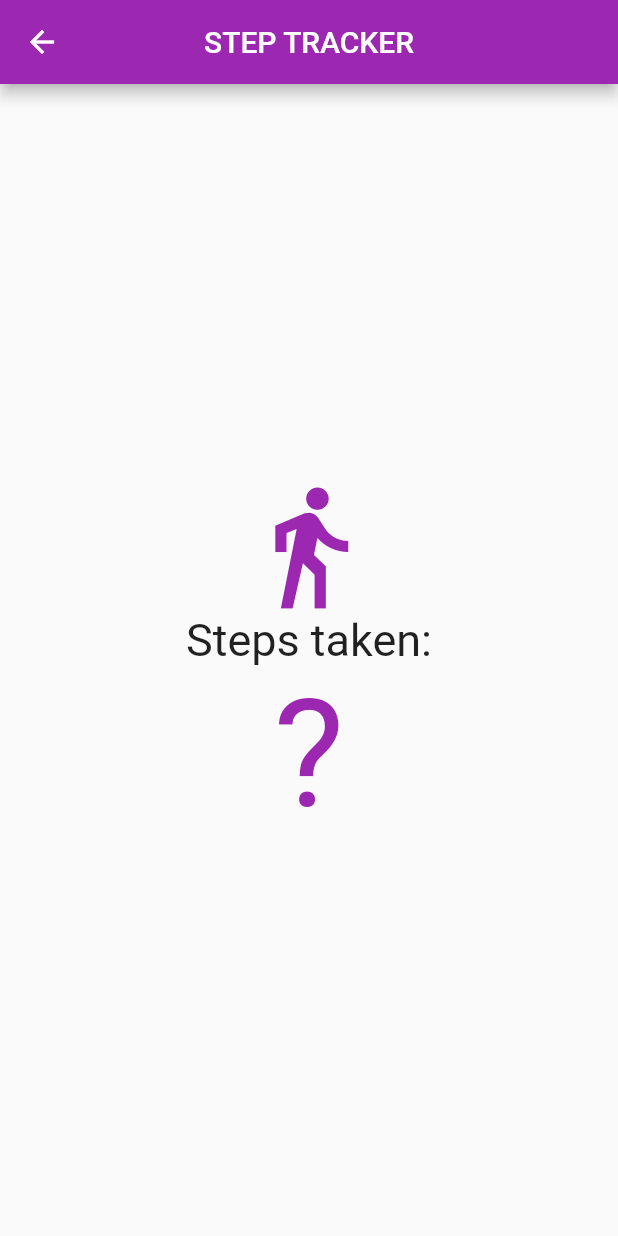
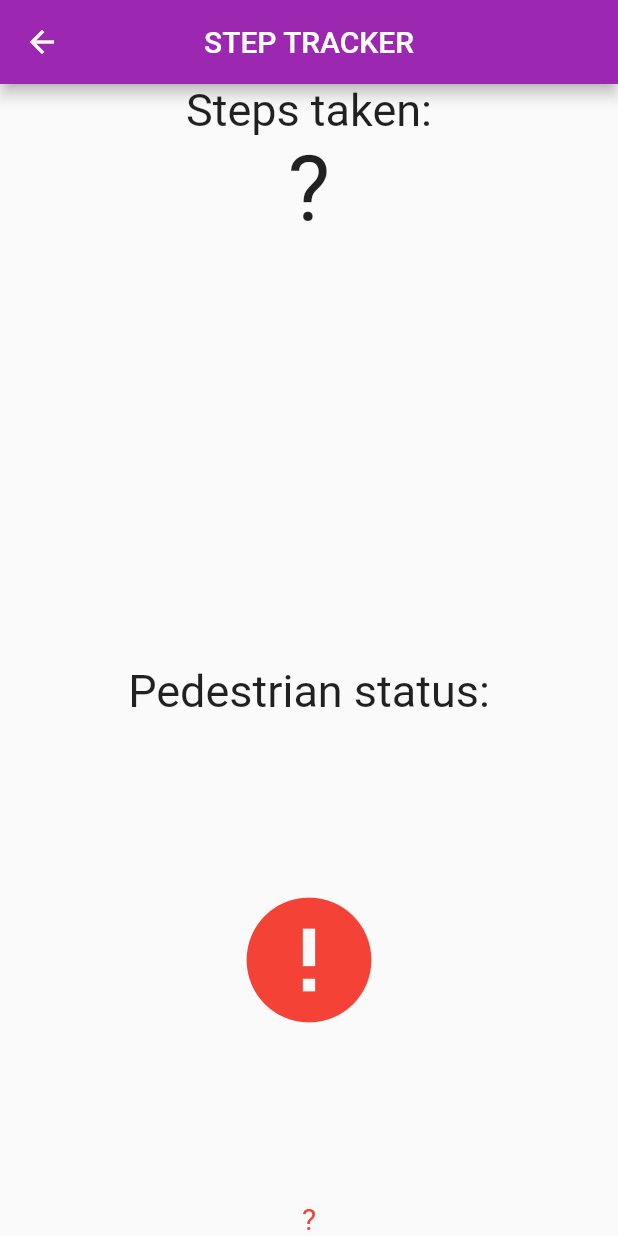
Before and after one commit to NidhiBhanushali3701/Fooducate-App, a Flutter app: the HomeScreen screen opened by its route, item 2 of the bottom bar chosen, on a phone screen of 412 x 824 dp. Run offline on Flutter 3.47's test engine with Material 2 defaults, Android fonts, the light colour scheme and no system bars; our stand-ins replace firebase_auth, firebase_core, font_awesome_flutter, google_sign_in, modal_progress_hud, pedometer; accounts and stored records are empty.

Commit message:
Step Tracker Updated

```diff
--- a/lib/main.dart
+++ b/lib/main.dart
@@ -13,6 +13,7 @@ import 'package:firebase_auth/firebase_auth.dart';
 import 'dart:async';
 import 'package:fooducate/app_user.dart';
 import 'trackers/step_tracker.dart';
+import 'package:http/http.dart';
 
 void main() async {
   WidgetsFlutterBinding.ensureInitialized();
@@ -22,7 +23,7 @@ void main() async {
       visualDensity: VisualDensity.adaptivePlatformDensity,
     ),
     //initialRoute: StartScreen.id,
-    initialRoute: StartScreen.id,
+    initialRoute: StepTracker.id,
     routes: {
       StartScreen.id: (context) {
         return StartScreen();
--- a/lib/trackers/step_tracker.dart
+++ b/lib/trackers/step_tracker.dart
@@ -2,7 +2,7 @@ import '../tracker.dart';
 import 'package:flutter/material.dart';
 import 'package:pedometer/pedometer.dart';
 import 'dart:async';
-
+/*
 class StepTracker extends StatefulWidget {
   static String id = 'StepTracker';
   @override
@@ -79,3 +79,117 @@ class _StepTrackerState extends State<StepTracker> with Tracker {
     );
   }
 }
+*/
+//here
+class StepTracker extends StatefulWidget {
+  static String id = 'StepTracker';
+  @override
+  _StepTrackerState createState() => _StepTrackerState();
+}
+
+class _StepTrackerState extends State<StepTracker> with Tracker{
+  Stream<StepCount> _stepCountStream;
+  Stream<PedestrianStatus> _pedestrianStatusStream;
+  String _status = '?', _steps = '?';
+
+  @override
+  void initState() {
+    super.initState();
+    initPlatformState();
+  }
+
+  void onStepCount(StepCount event) {
+    print(event);
+    setState(() {
+      _steps = event.steps.toString();
+    });
+  }
+
+  void onPedestrianStatusChanged(PedestrianStatus event) {
+    print(event);
+    setState(() {
+      _status = event.status;
+    });
+  }
+
+  void onPedestrianStatusError(error) {
+    print('onPedestrianStatusError: $error');
+    setState(() {
+      _status = 'Pedestrian Status not available';
+    });
+    print(_status);
+  }
+
+  void onStepCountError(error) {
+    print('onStepCountError: $error');
+    setState(() {
+      _steps = 'Step Count not available';
+    });
+  }
+
+  void initPlatformState() {
+    _pedestrianStatusStream = Pedometer.pedestrianStatusStream;
+    _pedestrianStatusStream
+        .listen(onPedestrianStatusChanged)
+        .onError(onPedestrianStatusError);
+
+    _stepCountStream = Pedometer.stepCountStream;
+    _stepCountStream.listen(onStepCount).onError(onStepCountError);
+
+    if (!mounted) return;
+  }
+
+  @override
+  Widget build(BuildContext context) {
+    return Scaffold(
+        appBar: AppBar(
+          centerTitle: true,
+          leading: null,
+          title: const Text('STEP TRACKER'),
+          backgroundColor: Colors.purple,
+        ),
+        body: Center(
+          child: Column(
+            mainAxisAlignment: MainAxisAlignment.center,
+            children: <Widget>[
+              Text(
+                'Steps taken:',
+                style: TextStyle(fontSize: 30),
+              ),
+              Expanded(
+                child: Text(
+                  _steps,
+                  style: TextStyle(fontSize: 60),
+                ),
+              ),
+              SizedBox(
+                height: 30,
+              ),
+              Text(
+                'Pedestrian status:',
+                style: TextStyle(fontSize: 30),
+              ),
+              Expanded(
+                child: Icon(
+                  _status == 'walking'
+                      ? Icons.directions_walk
+                      : _status == 'stopped'
+                      ? Icons.accessibility_new
+                      : Icons.error,color: Colors.red,
+                  size: 100,
+                ),
+              ),
+              Center(
+                child: Text(
+                  _status,
+                  style: _status == 'walking' || _status == 'stopped'
+                      ? TextStyle(fontSize: 30)
+                      : TextStyle(fontSize: 20, color: Colors.red),
+                ),
+              )
+            ],
+          ),
+        ),
+    );
+  }
+}
--- a/pubspec.yaml
+++ b/pubspec.yaml
@@ -38,10 +38,14 @@ dependencies:
   cupertino_icons: ^1.0.0
   health: ^3.0.3
   #fluttertoast: ^7.1.8
-  pedometer: ^1.2.5
+  #pedometer: ^1.2.5
+  pedometer: ^2.1.0
   openfoodfacts: ^0.3.15+3
   percent_indicator: ^2.1.9+1
   font_awesome_flutter: ^8.12.0
+  youtube_player_flutter: ^7.0.0+7
+  http: ^0.12.2
+
 dev_dependencies:
   flutter_test:
     sdk: flutter
```
Also changed, not shown: pubspec.lock, 1 other file.
